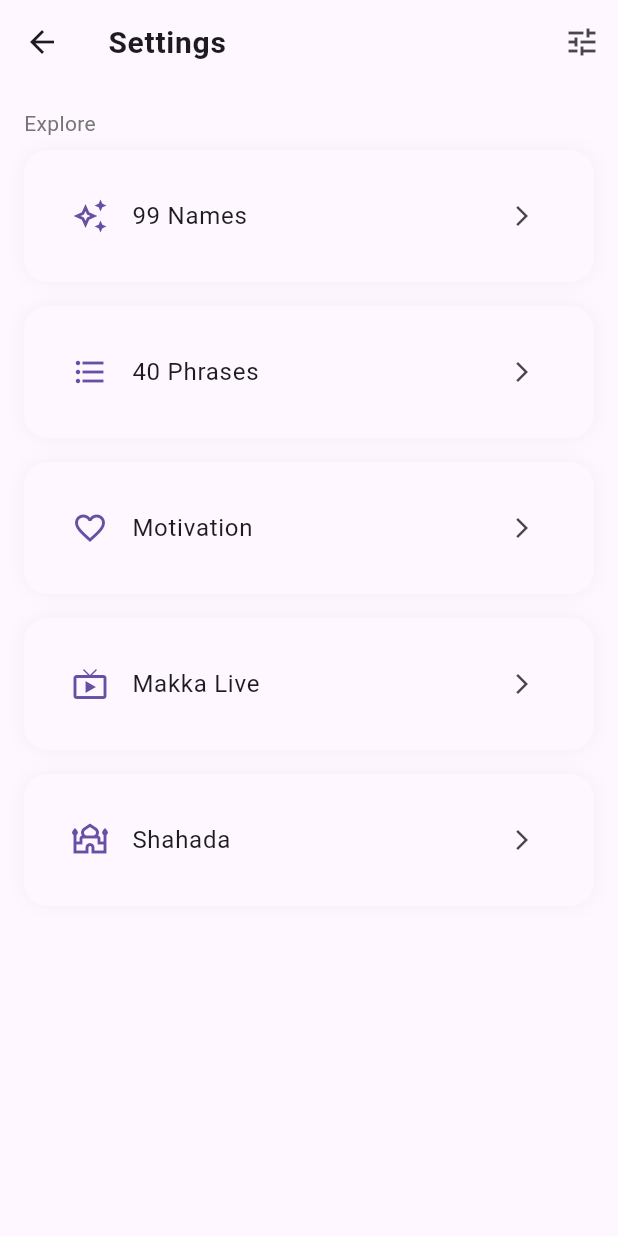
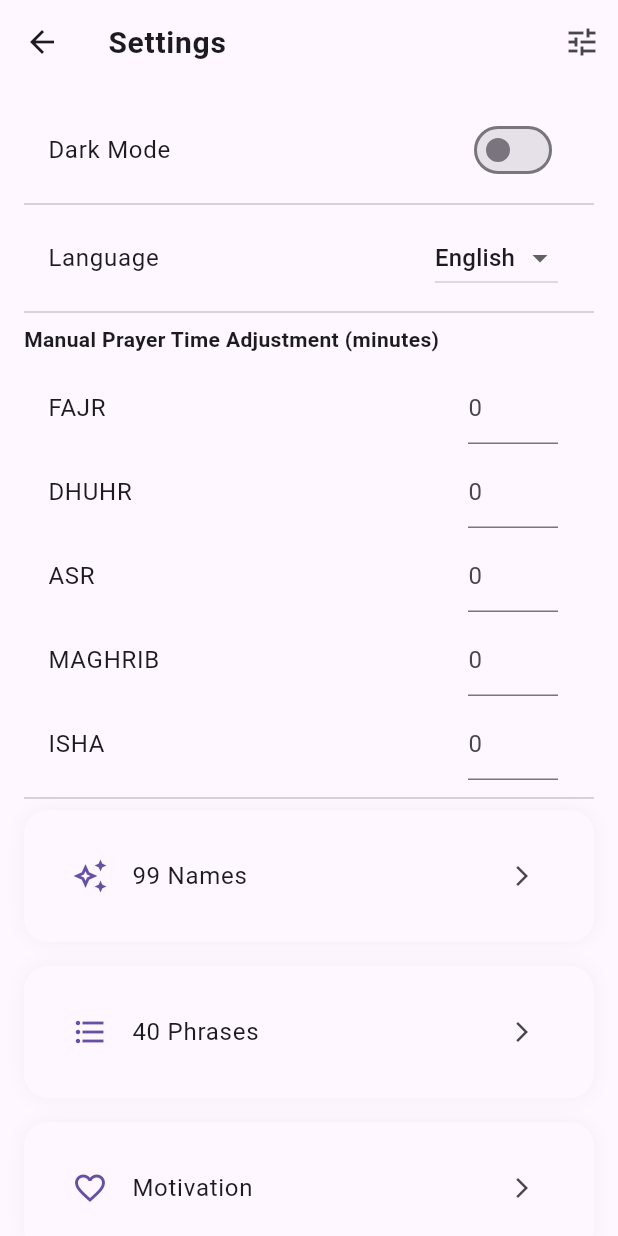
Before and after one commit to encodeschool/ISLAM_APP, a Flutter app: the SettingsPage screen opened directly, on a phone screen of 412 x 824 dp. Run offline on Flutter 3.47's test engine with Material 3 defaults, Android fonts, the phone set to English and light mode, and no system bars; our stand-ins replace adhan, connectivity_plus, flutter_compass, geocoding, geolocator, shared_preferences; accounts and stored records are empty; statements that could not run were skipped.

Commit message:
Localization to ru,uz,en,ar

```diff
--- a/lib/l10n/app_en.arb
+++ b/lib/l10n/app_en.arb
@@ -11,5 +11,21 @@
   "reset": "Reset",
   "custom": "Custom",
   "manualAdjustment": "Manual Prayer Time Adjustment",
-  "comingSoon": "Coming soon"
+  "comingSoon": "Coming soon",
+  "navPrayer": "Prayer",
+  "navQibla": "Qibla",
+  "navZikr": "Zikr",
+  "navMore": "More",
+  "tap": "TAP",
+  "custom": "Custom",
+  "setCustomZikr": "Set Custom Zikr",
+  "enterNumber": "Enter number",
+  "cancel": "Cancel",
+  "ok": "OK",
+  "prayerFajr": "Fajr",
+  "prayerDhuhr": "Dhuhr",
+  "prayerAsr": "Asr",
+  "prayerMaghrib": "Maghrib",
+  "prayerIsha": "Isha",
+  "loading": "Loading..."
 }
--- a/lib/l10n/app_localizations.dart
+++ b/lib/l10n/app_localizations.dart
@@ -7,6 +7,8 @@ import 'package:intl/intl.dart' as intl;
 
 import 'app_localizations_ar.dart';
 import 'app_localizations_en.dart';
+import 'app_localizations_ru.dart';
+import 'app_localizations_uz.dart';
 
 // ignore_for_file: type=lint
 
@@ -92,7 +94,9 @@ abstract class AppLocalizations {
   /// A list of this localizations delegate's supported locales.
   static const List<Locale> supportedLocales = <Locale>[
     Locale('ar'),
-    Locale('en')
+    Locale('en'),
+    Locale('ru'),
+    Locale('uz')
   ];
 
   /// No description provided for @appTitle.
@@ -172,6 +176,96 @@ abstract class AppLocalizations {
   /// In en, this message translates to:
   /// **'Coming soon'**
   String get comingSoon;
+
+  /// No description provided for @navPrayer.
+  ///
+  /// In en, this message translates to:
+  /// **'Prayer'**
+  String get navPrayer;
+
+  /// No description provided for @navQibla.
+  ///
+  /// In en, this message translates to:
+  /// **'Qibla'**
+  String get navQibla;
+
+  /// No description provided for @navZikr.
+  ///
+  /// In en, this message translates to:
+  /// **'Zikr'**
+  String get navZikr;
+
+  /// No description provided for @navMore.
+  ///
+  /// In en, this message translates to:
+  /// **'More'**
+  String get navMore;
+
+  /// No description provided for @tap.
+  ///
+  /// In en, this message translates to:
+  /// **'TAP'**
+  String get tap;
+
+  /// No description provided for @setCustomZikr.
+  ///
+  /// In en, this message translates to:
+  /// **'Set Custom Zikr'**
+  String get setCustomZikr;
+
+  /// No description provided for @enterNumber.
+  ///
+  /// In en, this message translates to:
+  /// **'Enter number'**
+  String get enterNumber;
+
+  /// No description provided for @cancel.
+  ///
+  /// In en, this message translates to:
+  /// **'Cancel'**
+  String get cancel;
+
+  /// No description provided for @ok.
+  ///
+  /// In en, this message translates to:
+  /// **'OK'**
+  String get ok;
+
+  /// No description provided for @prayerFajr.
+  ///
+  /// In en, this message translates to:
+  /// **'Fajr'**
+  String get prayerFajr;
+
+  /// No description provided for @prayerDhuhr.
+  ///
+  /// In en, this message translates to:
+  /// **'Dhuhr'**
+  String get prayerDhuhr;
+
+  /// No description provided for @prayerAsr.
+  ///
+  /// In en, this message translates to:
+  /// **'Asr'**
+  String get prayerAsr;
+
+  /// No description provided for @prayerMaghrib.
+  ///
+  /// In en, this message translates to:
+  /// **'Maghrib'**
+  String get prayerMaghrib;
+
+  /// No description provided for @prayerIsha.
+  ///
+  /// In en, this message translates to:
+  /// **'Isha'**
+  String get prayerIsha;
+
+  /// No description provided for @loading.
+  ///
+  /// In en, this message translates to:
+  /// **'Loading...'**
+  String get loading;
 }
 
 class _AppLocalizationsDelegate extends LocalizationsDelegate<AppLocalizations> {
@@ -183,7 +277,7 @@ class _AppLocalizationsDelegate extends LocalizationsDelegate<AppLocalizations>
   }
 
   @override
-  bool isSupported(Locale locale) => <String>['ar', 'en'].contains(locale.languageCode);
+  bool isSupported(Locale locale) => <String>['ar', 'en', 'ru', 'uz'].contains(locale.languageCode);
 
   @override
   bool shouldReload(_AppLocalizationsDelegate old) => false;
@@ -196,6 +290,8 @@ AppLocalizations lookupAppLocalizations(Locale locale) {
   switch (locale.languageCode) {
     case 'ar': return AppLocalizationsAr();
     case 'en': return AppLocalizationsEn();
+    case 'ru': return AppLocalizationsRu();
+    case 'uz': return AppLocalizationsUz();
   }
 
   throw FlutterError(
--- a/lib/pages/prayer_page.dart
+++ b/lib/pages/prayer_page.dart
@@ -1,5 +1,6 @@
 import 'package:flutter/material.dart';
 import 'package:provider/provider.dart';
+import '../l10n/app_localizations.dart';
 import '../providers/prayer_provider.dart';
 import '../core/notification/notification_service.dart';
 import 'package:adhan/adhan.dart';
@@ -10,7 +11,10 @@ class PrayerPage extends StatelessWidget {
 
   @override
   Widget build(BuildContext context) {
+    final t = AppLocalizations.of(context)!;
     final provider = context.watch<PrayerProvider>();
+    final locale = Localizations.localeOf(context).languageCode;
+    final formattedDate = DateFormat.yMMMMd(locale).format(provider.selectedDate);
 
     if (provider.prayerTimes == null) {
       return const Center(child: CircularProgressIndicator());
@@ -24,6 +28,23 @@ class PrayerPage extends StatelessWidget {
       Prayer.isha,
     ];
 
+    String getPrayerName(Prayer prayer, AppLocalizations t) {
+      switch (prayer) {
+        case Prayer.fajr:
+          return t.prayerFajr;
+        case Prayer.dhuhr:
+          return t.prayerDhuhr;
+        case Prayer.asr:
+          return t.prayerAsr;
+        case Prayer.maghrib:
+          return t.prayerMaghrib;
+        case Prayer.isha:
+          return t.prayerIsha;
+        default:
+          return prayer.name;
+      }
+    }
+
     return Column(
       children: [
         Padding(
@@ -36,9 +57,12 @@ class PrayerPage extends StatelessWidget {
                 onPressed: () => provider.changeDate(-1),
               ),
               Text(
-                DateFormat.yMMMMd().format(provider.selectedDate),
-                style:
-                const TextStyle(fontSize: 16, fontWeight: FontWeight.bold),
+                DateFormat.yMMMMd(Localizations.localeOf(context).languageCode)
+                    .format(provider.selectedDate),
+                style: const TextStyle(
+                  fontSize: 16,
+                  fontWeight: FontWeight.bold,
+                ),
               ),
               IconButton(
                 icon: const Icon(Icons.arrow_right),
@@ -68,7 +92,7 @@ class PrayerPage extends StatelessWidget {
                 ),
                 child: ListTile(
                   title: Text(
-                    prayer.name.toUpperCase(),
+                    getPrayerName(prayer, t),
                     style: TextStyle(
                       color: isActive ? Colors.white : null,
                       fontWeight: isActive ? FontWeight.bold : FontWeight.normal,
--- a/lib/pages/settings_page.dart
+++ b/lib/pages/settings_page.dart
@@ -36,19 +36,92 @@ class SettingsPage extends StatelessWidget {
           ),
         ],
       ),
+      // body: ListView(
+      //   padding: const EdgeInsets.all(16),
+      //   children: [
+      //     Padding(
+      //       padding: const EdgeInsetsDirectional.only(bottom: 8),
+      //       child: Text(
+      //         "Explore",
+      //         style: TextStyle(
+      //           fontSize: 14,
+      //           color: Colors.grey.shade600,
+      //         ),
+      //       ),
+      //     ),
+      //
+      //     _extraButton(context, "99 Names", Icons.auto_awesome_outlined),
+      //     _extraButton(context, "40 Phrases", Icons.format_list_bulleted),
+      //     _extraButton(context, "Motivation", Icons.favorite_border),
+      //     _extraButton(context, "Makka Live", Icons.live_tv_outlined),
+      //     _extraButton(context, "Shahada", Icons.mosque_outlined),
+      //   ],
+      // ),
+
       body: ListView(
         padding: const EdgeInsets.all(16),
         children: [
-          Padding(
-            padding: const EdgeInsetsDirectional.only(bottom: 8),
-            child: Text(
-              "Explore",
-              style: TextStyle(
-                fontSize: 14,
-                color: Colors.grey.shade600,
+          SwitchListTile(
+            title: Text(t.darkMode),
+            value: theme.isDark,
+            onChanged: theme.toggleTheme,
+          ),
+
+          const Divider(),
+
+          ListTile(
+            title: const Text("Language"),
+            trailing: DropdownButton<String>(
+              value: language.locale.languageCode,
+              items: const [
+                DropdownMenuItem(value: 'en', child: Text("English")),
+                DropdownMenuItem(value: 'ar', child: Text("Arabic")),
+                DropdownMenuItem(value: 'ru', child: Text("Russian")),
+                DropdownMenuItem(value: 'uz', child: Text("Uzbek")),
+              ],
+              onChanged: (value) {
+                if (value != null) {
+                  language.setLanguage(value);
+                }
+              },
+            ),
+          ),
+
+          const Divider(),
+
+          const Text(
+            "Manual Prayer Time Adjustment (minutes)",
+            style: TextStyle(fontWeight: FontWeight.bold),
+          ),
+
+          const SizedBox(height: 8),
+
+          ...[
+            Prayer.fajr,
+            Prayer.dhuhr,
+            Prayer.asr,
+            Prayer.maghrib,
+            Prayer.isha
+          ].map(
+                (p) => ListTile(
+              title: Text(p.name.toUpperCase()),
+              trailing: SizedBox(
+                width: 60,
+                child: TextField(
+                  keyboardType: TextInputType.number,
+                  decoration: const InputDecoration(
+                    hintText: "0",
+                  ),
+                  onSubmitted: (value) {
+                    final minutes = int.tryParse(value) ?? 0;
+                    prayer.setManualOffset(p, minutes);
+                  },
+                ),
               ),
             ),
           ),
+
+          const Divider(),
 
           _extraButton(context, "99 Names", Icons.auto_awesome_outlined),
           _extraButton(context, "40 Phrases", Icons.format_list_bulleted),
@@ -57,77 +130,6 @@ class SettingsPage extends StatelessWidget {
           _extraButton(context, "Shahada", Icons.mosque_outlined),
         ],
       ),
-
-      // body: ListView(
-      //   padding: const EdgeInsets.all(16),
-      //   children: [
-          // SwitchListTile(
-          //   title: Text(t.darkMode),
-          //   value: theme.isDark,
-          //   onChanged: theme.toggleTheme,
-          // ),
-          //
-          // const Divider(),
-          //
-          // ListTile(
-          //   title: const Text("Language"),
-          //   trailing: DropdownButton<String>(
-          //     value: language.locale.languageCode,
-          //     items: const [
-          //       DropdownMenuItem(value: 'en', child: Text("English")),
-          //       DropdownMenuItem(value: 'ar', child: Text("Arabic")),
-          //     ],
-          //     onChanged: (value) {
-          //       if (value != null) {
-          //         language.setLanguage(value);
-          //       }
-          //     },
-          //   ),
-          // ),
-          //
-          // const Divider(),
-          //
-          // const Text(
-          //   "Manual Prayer Time Adjustment (minutes)",
-          //   style: TextStyle(fontWeight: FontWeight.bold),
-          // ),
-          //
-          // const SizedBox(height: 8),
-          //
-          // ...[
-          //   Prayer.fajr,
-          //   Prayer.dhuhr,
-          //   Prayer.asr,
-          //   Prayer.maghrib,
-          //   Prayer.isha
-          // ].map(
-          //       (p) => ListTile(
-          //     title: Text(p.name.toUpperCase()),
-          //     trailing: SizedBox(
-          //       width: 60,
-          //       child: TextField(
-          //         keyboardType: TextInputType.number,
-          //         decoration: const InputDecoration(
-          //           hintText: "0",
-          //         ),
-          //         onSubmitted: (value) {
-          //           final minutes = int.tryParse(value) ?? 0;
-          //           prayer.setManualOffset(p, minutes);
-          //         },
-          //       ),
-          //     ),
-          //   ),
-          // ),
-          //
-          // const Divider(),
-
-        //   _extraButton(context, "99 Names", Icons.auto_awesome_outlined),
-        //   _extraButton(context, "40 Phrases", Icons.format_list_bulleted),
-        //   _extraButton(context, "Motivation", Icons.favorite_border),
-        //   _extraButton(context, "Makka Live", Icons.live_tv_outlined),
-        //   _extraButton(context, "Shahada", Icons.mosque_outlined),
-        // ],
-      // ),
     );
   }
 
--- a/lib/widgets/header_widget.dart
+++ b/lib/widgets/header_widget.dart
@@ -36,7 +36,7 @@ class HeaderWidget extends StatelessWidget {
           const SizedBox(height: 8),
           Text(
             prayer.nextPrayerName.isEmpty
-                ? "Loading..."
+                ? "${t.loading}"
                 : "${prayer.nextPrayerName}",
             style: const TextStyle(
                 color: Colors.white, fontSize: 50, fontWeight: FontWeight.bold),
```
Also changed, not shown: lib/l10n/app_ar.arb (+17 -1 lines), lib/l10n/app_localizations_ar.dart (+45 -0 lines), lib/l10n/app_localizations_en.dart (+45 -0 lines), lib/l10n/app_localizations_ru.dart (added, +94 -0 lines), lib/l10n/app_localizations_uz.dart (added, +94 -0 lines), lib/l10n/app_ru.arb (added, +31 -0 lines), lib/l10n/app_uz.arb (added, +31 -0 lines), lib/pages/counter_page.dart (+9 -9 lines), lib/pages/home_page.dart (+7 -5 lines).
